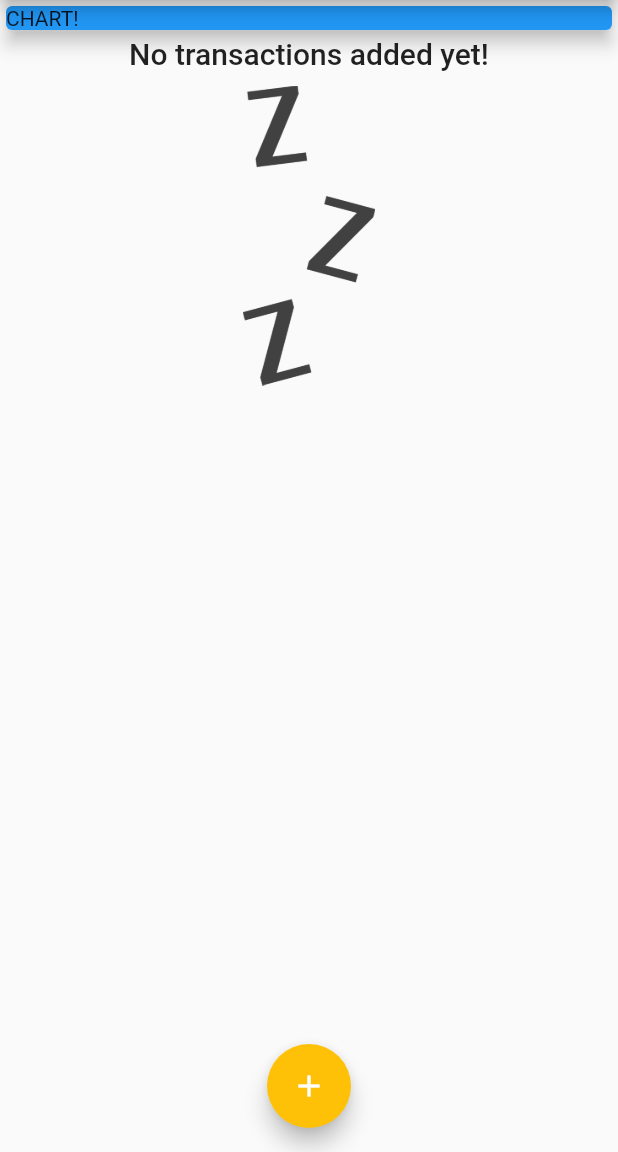
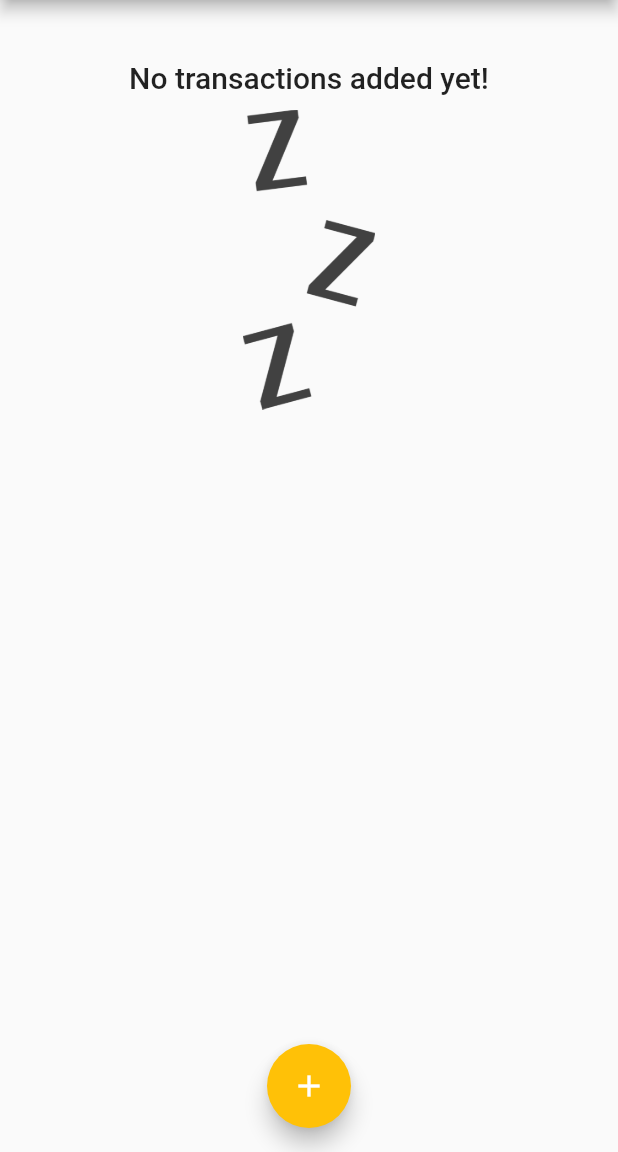
Before and after one commit to Adarshkumar167/expenses_app, a Flutter app: the screen it shows after launch, on a phone screen of 412 x 824 dp, the part 84-1236 px from its top. Run offline on Flutter 3.47's test engine with Material 2 defaults, Android fonts, the phone set to English and light mode, and no system bars.

Commit message:
14March_1

```diff
--- a/lib/main.dart
+++ b/lib/main.dart
@@ -2,6 +2,7 @@ import 'package:expenses_app/widgets/new_transaction.dart';
 import 'package:flutter/material.dart';
 
 import './widgets/transactions_list.dart';
+import './widgets/chart.dart';
 import './models/transaction.dart';
 
 void main() {
@@ -78,6 +79,16 @@ class _MyHomePageState extends State<MyHomePage> {
     // ),
   ];
 
+  List<Transaction> get _recentTransactions {
+    return _userTransaction.where((tx) {
+      return tx.date.isAfter(
+        DateTime.now().subtract(
+          const Duration(days: 7),
+        ),
+      );
+    }).toList();
+  }
+
   void _addNewTransaction(String txTitle, double txAmount) {
     final newTx = Transaction(
       title: txTitle,
@@ -119,14 +130,7 @@ class _MyHomePageState extends State<MyHomePage> {
           // mainAxisAlignment: MainAxisAlignment.spaceAround,
           crossAxisAlignment: CrossAxisAlignment.stretch,
           children: <Widget>[
-            const SizedBox(
-              width: double.infinity,
-              child: Card(
-                elevation: 5,
-                color: Colors.blue,
-                child: Text('CHART!'),
-              ),
-            ),
+            Chart(_recentTransactions),
             TransactionList(
               _userTransaction,
             ),
```
Also changed, not shown: lib/widgets/chart.dart (+15 -7 lines).
